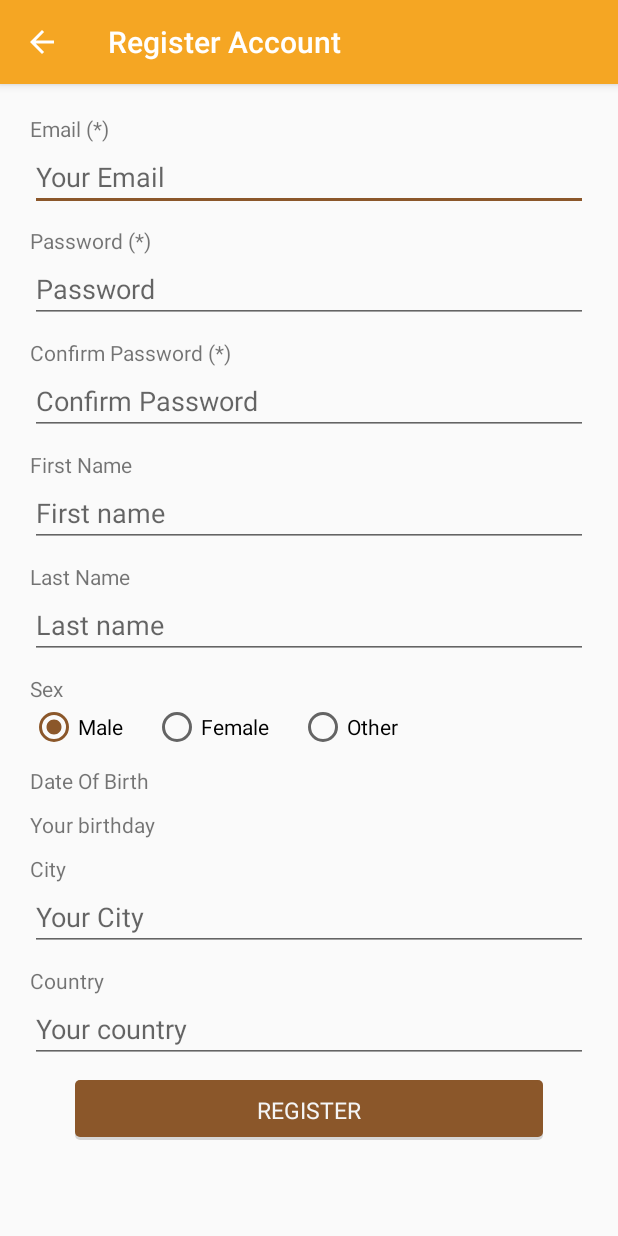
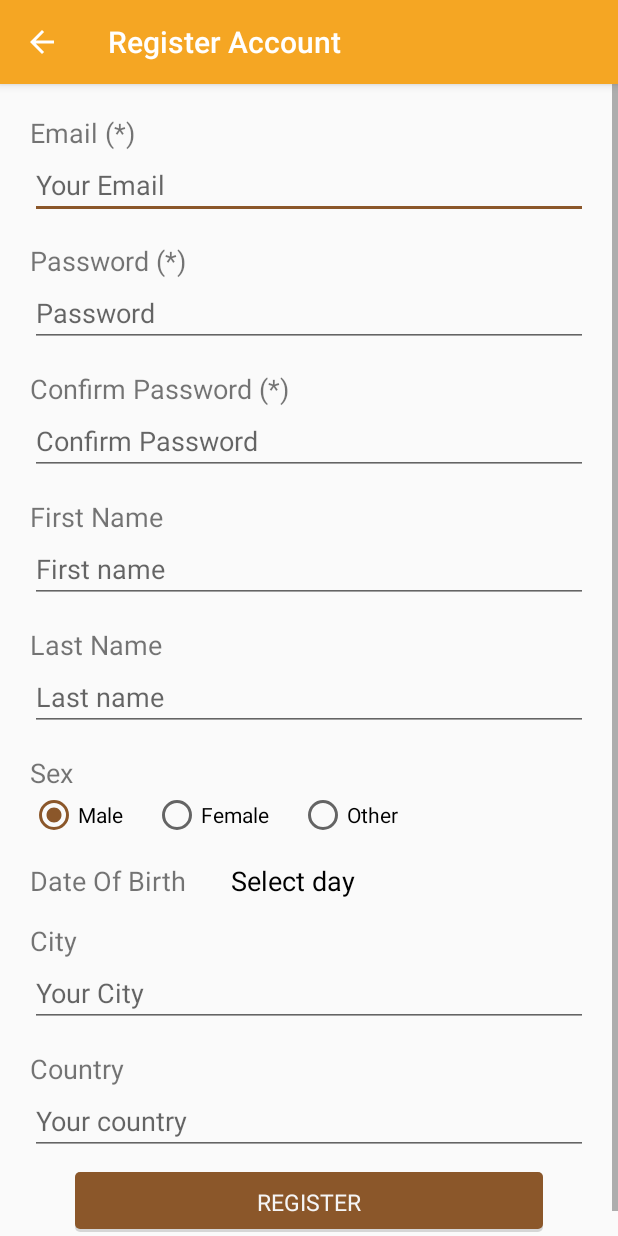
Before and after one commit to tailt94/Android-OTT, an Android app: the RegisterActivity screen opened directly, with no data from a screen before it, on a phone screen of 412 x 824 dp. Run offline under Robolectric (Android 15) with nearby library versions, the phone set to English and light mode, and no system bars.

Commit message:
Improve UX

```diff
--- a/app/src/main/res/layout/activity_register.xml
+++ b/app/src/main/res/layout/activity_register.xml
@@ -21,7 +21,8 @@
                 android:layout_height="wrap_content"
                 android:layout_alignParentTop="true"
                 android:layout_alignParentStart="true"
-                android:text="@string/register_email"/>
+                android:text="@string/register_email"
+                android:textSize="@dimen/register_text_size"/>
             <EditText
                 android:id="@+id/input_email"
                 android:layout_width="match_parent"
@@ -38,7 +39,8 @@
                 android:layout_below="@+id/input_email"
                 android:layout_marginTop="@dimen/register_vertical_dimen"
                 android:layout_alignParentStart="true"
-                android:text="@string/register_password"/>
+                android:text="@string/register_password"
+                android:textSize="@dimen/register_text_size"/>
             <EditText
                 android:id="@+id/input_password"
                 android:layout_width="match_parent"
@@ -55,7 +57,8 @@
                 android:layout_below="@+id/input_password"
                 android:layout_alignParentStart="true"
                 android:layout_marginTop="@dimen/register_vertical_dimen"
-                android:text="@string/register_confirm_password"/>
+                android:text="@string/register_confirm_password"
+                android:textSize="@dimen/register_text_size"/>
             <EditText
                 android:id="@+id/input_confirm_password"
                 android:layout_width="match_parent"
@@ -72,7 +75,8 @@
                 android:layout_below="@+id/input_confirm_password"
                 android:layout_alignParentStart="true"
                 android:layout_marginTop="@dimen/register_vertical_dimen"
-                android:text="@string/register_first_name"/>
+                android:text="@string/register_first_name"
+                android:textSize="@dimen/register_text_size"/>
             <EditText
                 android:id="@+id/input_first_name"
                 android:layout_width="match_parent"
@@ -89,7 +93,8 @@
                 android:layout_below="@+id/input_first_name"
                 android:layout_alignParentStart="true"
                 android:layout_marginTop="@dimen/register_vertical_dimen"
-                android:text="@string/register_last_name"/>
+                android:text="@string/register_last_name"
+                android:textSize="@dimen/register_text_size"/>
             <EditText
                 android:id="@+id/input_last_name"
                 android:layout_width="match_parent"
@@ -106,7 +111,8 @@
                 android:layout_below="@+id/input_last_name"
                 android:layout_alignParentStart="true"
                 android:layout_marginTop="@dimen/register_vertical_dimen"
-                android:text="@string/register_sex"/>
+                android:text="@string/register_sex"
+                android:textSize="@dimen/register_text_size"/>
             <RadioGroup
                 android:id="@+id/group_sex"
                 android:layout_width="wrap_content"
@@ -141,23 +147,30 @@
                 android:layout_below="@+id/group_sex"
                 android:layout_alignParentStart="true"
                 android:layout_marginTop="@dimen/register_vertical_dimen"
-                android:text="@string/register_birthday"/>
+                android:text="@string/register_birthday"
+                android:textSize="@dimen/register_text_size"/>
             <TextView
                 android:id="@+id/input_birthday"
                 android:layout_width="wrap_content"
                 android:layout_height="wrap_content"
-                android:layout_below="@+id/birthday"
-                android:layout_marginTop="@dimen/register_vertical_dimen"
-                android:text="@string/register_input_birthday"/>
+                android:layout_toEndOf="@+id/birthday"
+                android:layout_alignBottom="@+id/birthday"
+                android:layout_marginStart="10dp"
+                android:paddingStart="20dp"
+                android:paddingEnd="20dp"
+                android:text="@string/register_input_birthday"
+                android:textSize="@dimen/register_text_size"
+                android:textColor="@android:color/black"/>
 
             <TextView
                 android:id="@+id/city"
                 android:layout_width="wrap_content"
                 android:layout_height="wrap_content"
-                android:layout_below="@+id/input_birthday"
+                android:layout_below="@+id/birthday"
                 android:layout_alignParentStart="true"
                 android:layout_marginTop="@dimen/register_vertical_dimen"
-                android:text="@string/register_city"/>
+                android:text="@string/register_city"
+                android:textSize="@dimen/register_text_size"/>
             <EditText
                 android:id="@+id/input_city"
                 android:layout_width="match_parent"
@@ -174,7 +187,8 @@
                 android:layout_below="@+id/input_city"
                 android:layout_alignParentStart="true"
                 android:layout_marginTop="@dimen/register_vertical_dimen"
-                android:text="@string/register_country"/>
+                android:text="@string/register_country"
+                android:textSize="@dimen/register_text_size"/>
             <EditText
                 android:id="@+id/input_country"
                 android:layout_width="match_parent"
--- a/app/src/main/res/layout/dialog_register_success.xml
+++ b/app/src/main/res/layout/dialog_register_success.xml
@@ -41,7 +41,7 @@
         <TextView
             android:layout_width="wrap_content"
             android:layout_height="wrap_content"
-            android:text="@string/register_success_dialog_OK"
+            android:text="@string/ok"
             android:textColor="@color/login_button_text_color"
             android:textSize="20sp"/>
     </LinearLayout>
--- a/app/src/main/res/values/dimens.xml
+++ b/app/src/main/res/values/dimens.xml
@@ -1,6 +1,8 @@
 <?xml version="1.0" encoding="utf-8"?>
 <resources>
-    <dimen name="register_vertical_dimen">10dp</dimen>
+    <dimen name="register_text_size">18sp</dimen>
+    <dimen name="register_vertical_dimen">15dp</dimen>
     <dimen name="home_vertical_dimen">12dp</dimen>
-    <dimen name="edit_dialog_vertical_dimen">10dp</dimen>
+    <dimen name="edit_dialog_vertical_dimen">12dp</dimen>
+    <dimen name="edit_dialog_text_size">15sp</dimen>
 </resources>
--- a/app/src/main/res/values/strings.xml
+++ b/app/src/main/res/values/strings.xml
@@ -33,7 +33,7 @@
     <string name="register_female">Female</string>
     <string name="register_other">Other</string>
     <string name="register_birthday">Date Of Birth</string>
-    <string name="register_input_birthday">Your birthday</string>
+    <string name="register_input_birthday">Select day</string>
     <string name="register_country">Country</string>
     <string name="register_input_country">Your country</string>
     <string name="register_city">City</string>
@@ -74,8 +74,6 @@
     <string name="change_password_dialog_change">CHANGE</string>
     <string name="change_password_dialog_cancel">CANCEL</string>
 
-    <string name="register_success_dialog_OK">OK</string>
-
     <string name="forgot_password_dialog_title">Forgot password</string>
     <string name="forgot_password_dialog_content">Please enter your email address and we will send you a new password</string>
     <string name="forgot_password_dialog_send">SEND</string>
```
Also changed, not shown: app/src/main/java/com/terralogic/alexle/ott/controller/dialogs/ForgotPasswordDialogFragment.java (+9 -2 lines), app/src/main/res/layout/activity_login.xml (+8 -7 lines), app/src/main/res/layout/dialog_edit_account.xml (+14 -6 lines).
